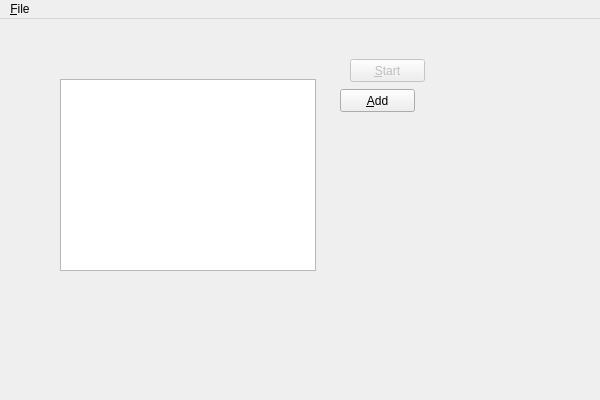
Old version of the form source/mainwindow.ui in the repository martin-kudlicka/crypto-miner.
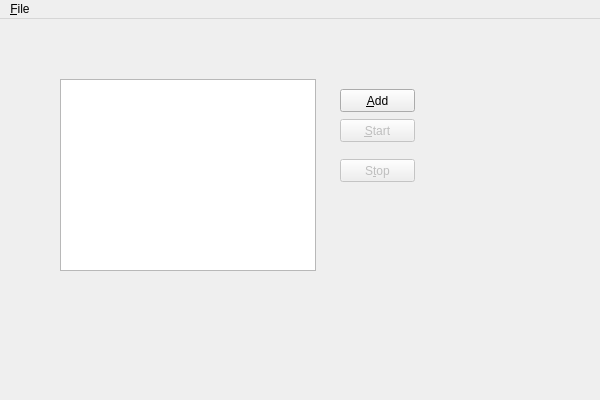
New version of the form.

Commit message: + stop mining unit

What changed in the file:
```diff
--- a/source/mainwindow.ui
+++ b/source/mainwindow.ui
@@ -49,8 +49,8 @@
     </property>
     <property name="geometry">
      <rect>
-      <x>350</x>
-      <y>40</y>
+      <x>340</x>
+      <y>100</y>
       <width>75</width>
       <height>23</height>
      </rect>
@@ -59,6 +59,22 @@
      <string>&amp;Start</string>
     </property>
    </widget>
+   <widget class="QPushButton" name="miningUnitStop">
+    <property name="enabled">
+     <bool>false</bool>
+    </property>
+    <property name="geometry">
+     <rect>
+      <x>340</x>
+      <y>140</y>
+      <width>75</width>
+      <height>23</height>
+     </rect>
+    </property>
+    <property name="text">
+     <string>S&amp;top</string>
+    </property>
+   </widget>
   </widget>
   <widget class="QMenuBar" name="menuBar">
    <property name="geometry">
```
The commit also changes 4 other files.
